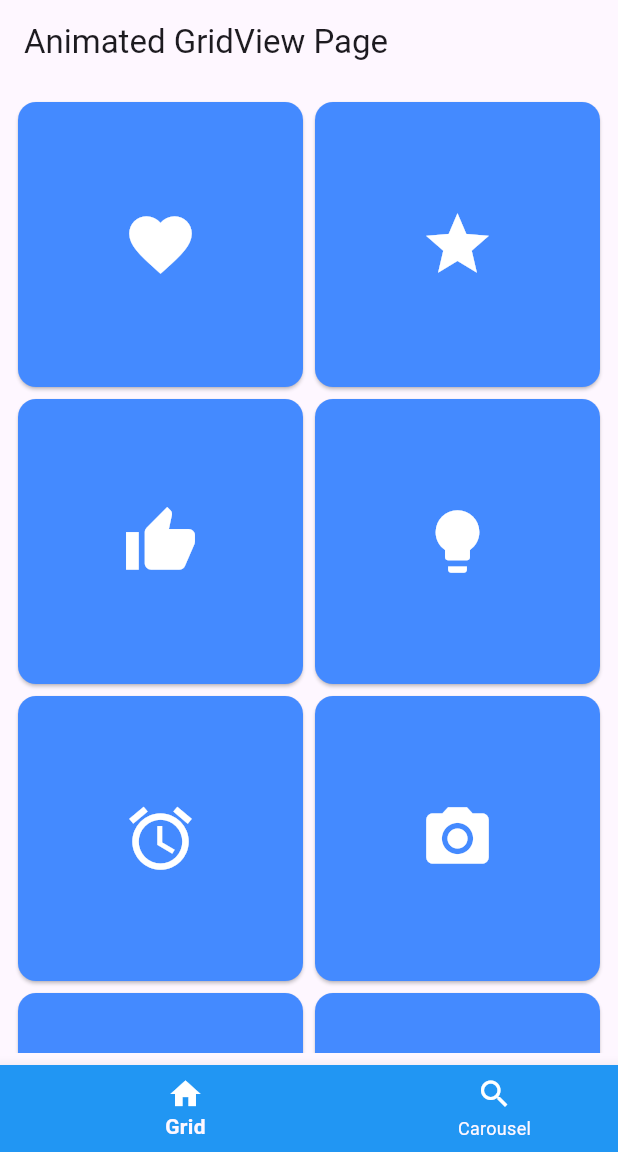
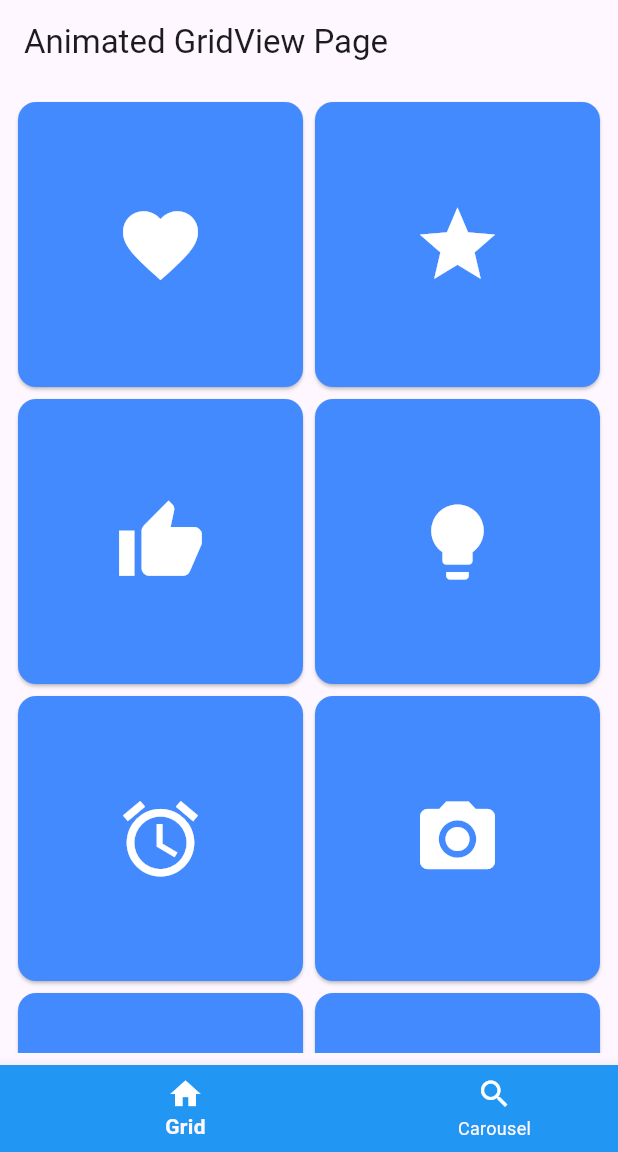
Before and after one commit to sz-adam/flutter-exercises, a Flutter app: the screen it shows after launch, on a phone screen of 412 x 824 dp, the part 84-1236 px from its top. Run offline on Flutter 3.47's test engine with Material 3 defaults, Android fonts, the phone set to English and light mode, and no system bars; our stand-ins replace flutter_dotenv, flutter_riverpod, image_picker, local_auth.

Commit message:
icon scale animation

```diff
--- a/animation/lib/page/grid_animation_page.dart
+++ b/animation/lib/page/grid_animation_page.dart
@@ -1,5 +1,4 @@
 import 'package:flutter/material.dart';
-
 
 class GridAnimationPage extends StatefulWidget {
   const GridAnimationPage({Key? key}) : super(key: key);
@@ -23,20 +22,23 @@ class _GridAnimationPageState extends State<GridAnimationPage>
 
   List<AnimationController> _controllers = [];
   List<Animation<Offset>> _offsetAnimations = [];
+  List<AnimationController> _iconControllers = [];
+  List<Animation<double>> _iconScaleAnimations = [];
 
   @override
   void initState() {
     super.initState();
 
-    // animácio vezérlő minden rácselemhez
+    // Animáció vezérlők minden grid elemhez
     for (int i = 0; i < iconDataList.length; i++) {
+      // SlideTransition animáció
       final controller = AnimationController(
         duration: Duration(milliseconds: 500 + (i * 200)),
         vsync: this,
       );
       _controllers.add(controller);
 
-      // Különbözö irány bal oldal páros index jobb oldalt a páratlan index
+      // Bal oldalra páros, jobb oldalra páratlan index
       final offsetAnimation = Tween<Offset>(
         begin: i % 2 == 0 ? Offset(-1.5, 0) : Offset(1.5, 0),
         end: Offset(0, 0),
@@ -48,14 +50,35 @@ class _GridAnimationPageState extends State<GridAnimationPage>
       );
       _offsetAnimations.add(offsetAnimation);
 
+      // Indítjuk a slide animációt
       controller.forward();
+
+      // Ikon animációhoz külön AnimationController
+      final iconController = AnimationController(
+        duration: const Duration(seconds: 2),
+        vsync: this,
+      )..forward();
+      _iconControllers.add(iconController);
+
+      // Scale animáció (méret animálása)
+      final scaleAnimation = Tween<double>(begin: 0.1, end: 1.2).animate(
+        CurvedAnimation(
+          parent: iconController,
+          curve: Curves.easeInOut,
+        ),
+      );
+      _iconScaleAnimations.add(scaleAnimation);
     }
   }
 
   @override
   void dispose() {
+    // Megszabadulunk minden AnimationController-től
     for (var controller in _controllers) {
       controller.dispose();
+    }
+    for (var iconController in _iconControllers) {
+      iconController.dispose();
     }
     super.dispose();
   }
@@ -78,10 +101,14 @@ class _GridAnimationPageState extends State<GridAnimationPage>
               child: Card(
                 color: Colors.blueAccent,
                 child: Center(
-                  child: Icon(
-                    iconDataList[index],
-                    size: 50,
-                    color: Colors.white,
+                  child: ScaleTransition(
+                    // Ikon méretének animálása
+                    scale: _iconScaleAnimations[index],
+                    child: Icon(
+                      iconDataList[index],
+                      size: 50,
+                      color: Colors.white,
+                    ),
                   ),
                 ),
               ),
```
